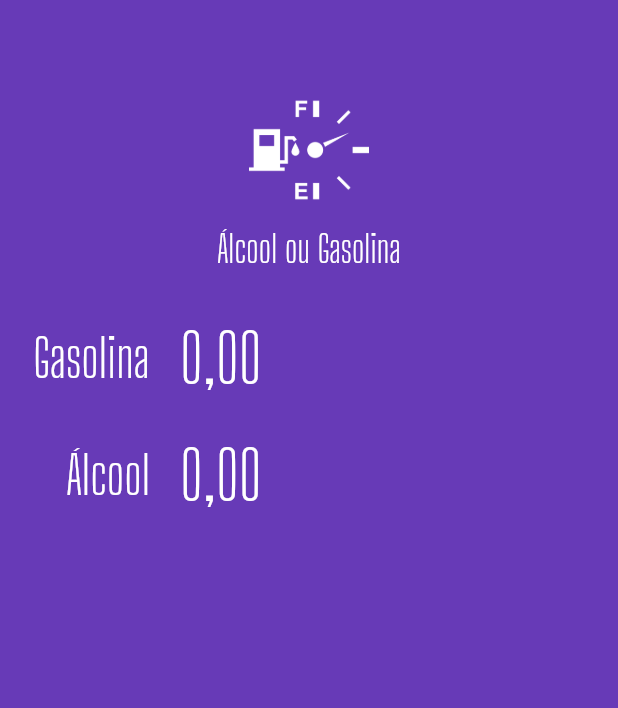
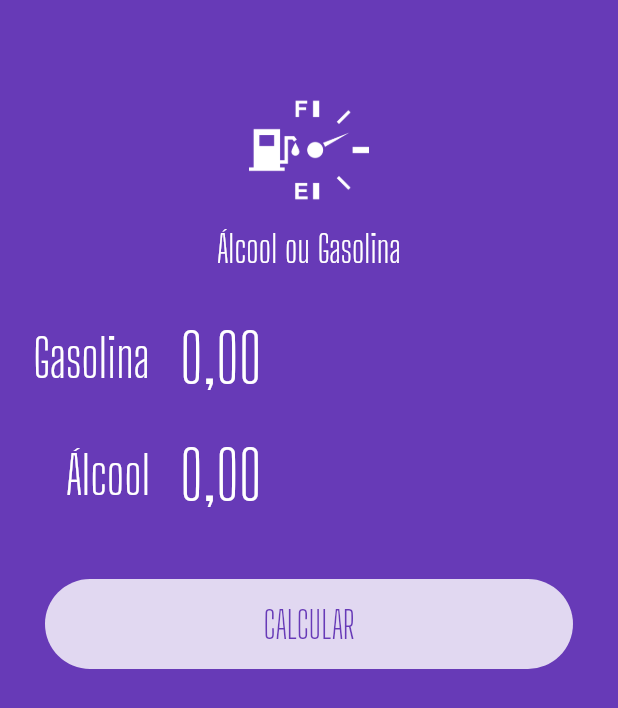
Before and after one commit to enilsonfilho/aog, a Flutter app: the screen it shows after launch, on a phone screen of 412 x 824 dp. Shown: the top 708 px of the screen. Run offline on Flutter 3.47's test engine with Material 2 defaults, Android fonts, the phone set to English and light mode, and no system bars; our stand-ins replace flutter_masked_text.

Commit message:
Add botão calcular

```diff
--- a/lib/main.dart
+++ b/lib/main.dart
@@ -42,6 +42,27 @@ class HomePage extends StatelessWidget {
             label: "Álcool",
             ctrl: _alcCtrl,
           ),
+          Container(
+            margin: EdgeInsets.all(30),
+            height: 60,
+            decoration: BoxDecoration(
+              color: Colors.white.withOpacity(0.8),
+              borderRadius: BorderRadius.circular(
+                50,
+              ),
+            ),
+            child: TextButton(
+              child: Text(
+                "CALCULAR",
+                style: TextStyle(
+                  color: Theme.of(context).primaryColor,
+                  fontSize: 25,
+                  fontFamily: "Big Shoulders Display",
+                ),
+              ),
+              onPressed: () {},
+            ),
+          ),
         ],
       ),
     );
```
